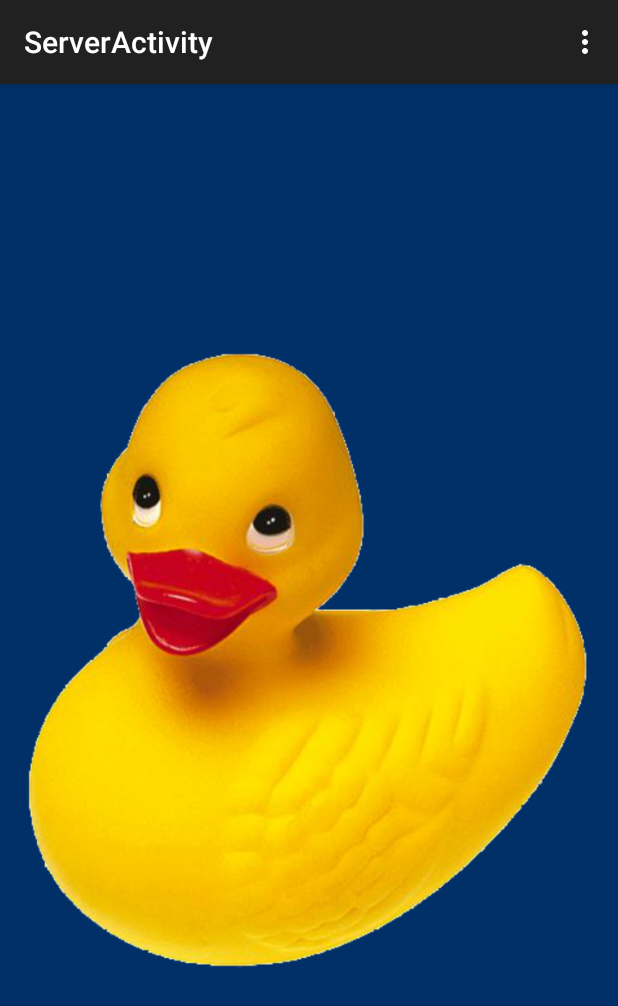
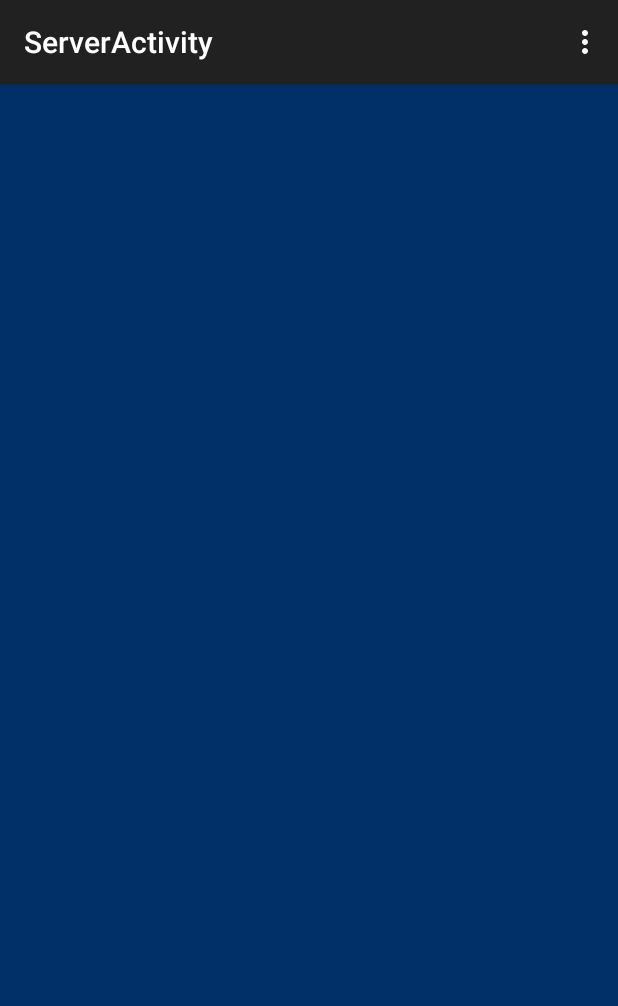
Before and after one commit to yetti0071/BTLockApp, an Android app: the ServerActivity screen opened directly, with no data from a screen before it, on a phone screen of 412 x 824 dp. Shown: the top 1006 px of the screen. Run offline under Robolectric (Android 15) with nearby library versions, the phone set to English and light mode, and no system bars.

Commit message:
duck hides on lock or lost

```diff
--- a/BTLockApp/app/src/main/java/com/example/vuher/btlockapp/ServerActivity.java
+++ b/BTLockApp/app/src/main/java/com/example/vuher/btlockapp/ServerActivity.java
@@ -30,7 +30,7 @@ public class ServerActivity extends AbstractTalkativeActivity {
         switch(code) {
             case ACT_LOCK:
             case ACT_LOST:
-                duck.setImageAlpha(1);
+                duck.setImageAlpha(0);
                 return;
             case ACT_UNLOCK:
                 duck.setImageAlpha(1);
--- a/BTLockApp/app/src/main/res/layout/fragment_server.xml
+++ b/BTLockApp/app/src/main/res/layout/fragment_server.xml
@@ -14,5 +14,6 @@
         android:src="@drawable/theduck"
         android:layout_centerVertical="true"
         android:layout_alignParentLeft="true"
-        android:layout_alignParentStart="true" />
+        android:layout_alignParentStart="true"
+        android:alpha="0" />
 </RelativeLayout>
```
